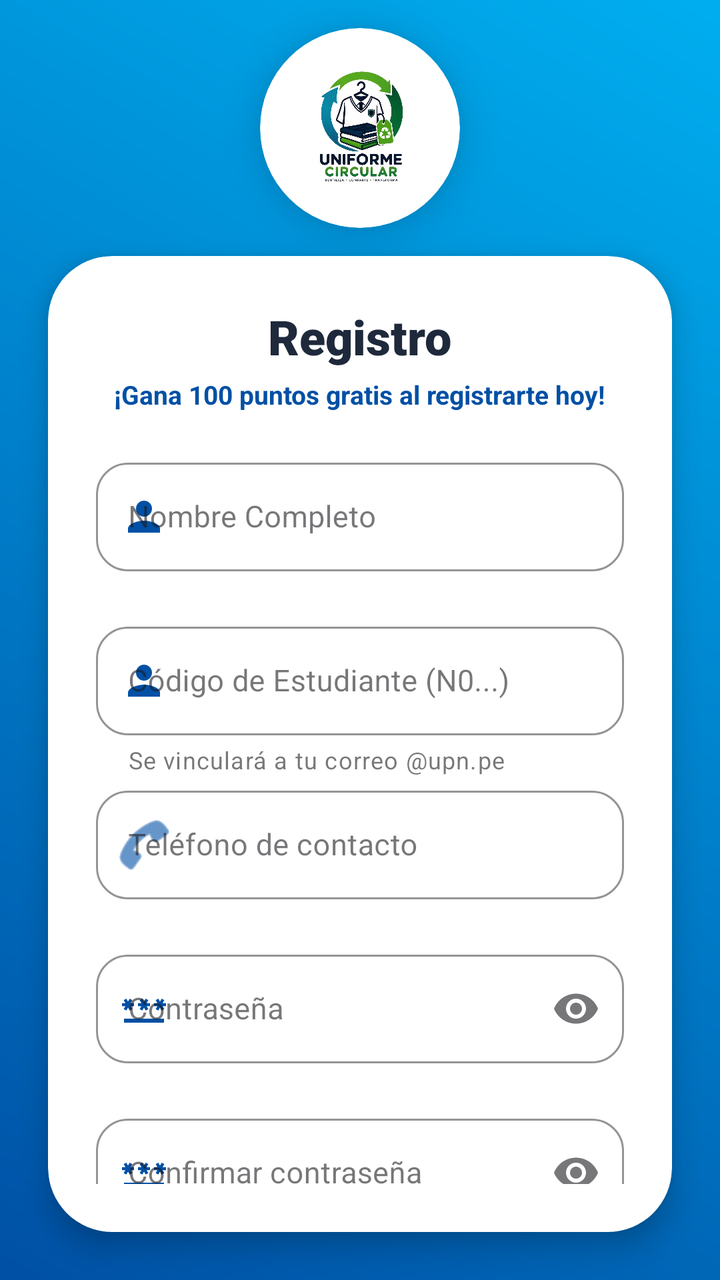
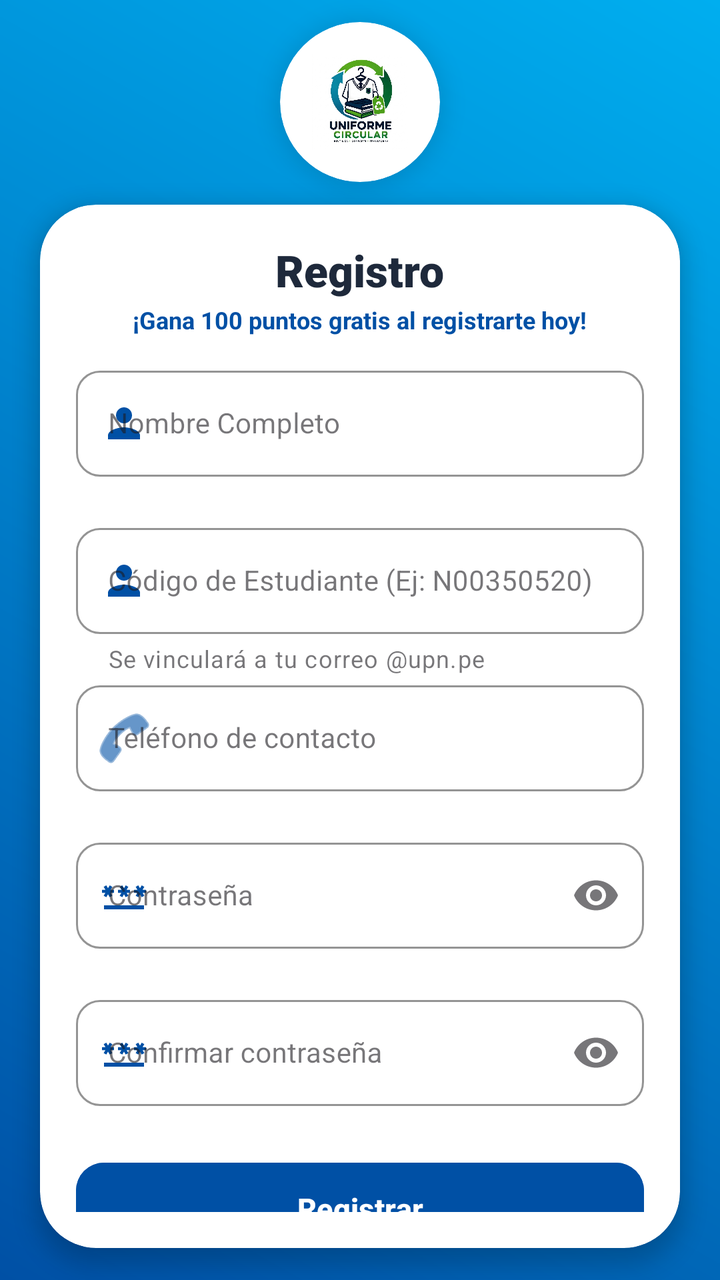

An Android layout rendered at two revisions. The XML below is the earlier revision; the diff shows what the commit changed to produce the second picture.
<!-- AndroidManifest.xml: application theme Theme.UniformeCircular -->
<!-- res/layout/activity_nuevo_registro.xml -->
<?xml version="1.0" encoding="utf-8"?>
<androidx.constraintlayout.widget.ConstraintLayout xmlns:android="http://schemas.android.com/apk/res/android"
    xmlns:app="http://schemas.android.com/apk/res-auto"
    xmlns:tools="http://schemas.android.com/tools"
    android:id="@+id/mainRegistro"
    android:layout_width="match_parent"
    android:layout_height="match_parent"
    android:background="@drawable/fondo_gradiente"
    android:clipChildren="false"
    android:clipToPadding="false"
    tools:context="com.example.uniformecircular.NuevoRegistro">

    
    <LinearLayout
        android:id="@+id/linearLayoutTop"
        android:layout_width="0dp"
        android:layout_height="0dp"
        android:gravity="center"
        android:orientation="vertical"
        android:clipChildren="false"
        android:clipToPadding="false"
        app:layout_constraintBottom_toTopOf="@id/linearLayoutBottom"
        app:layout_constraintEnd_toEndOf="parent"
        app:layout_constraintStart_toStartOf="parent"
        app:layout_constraintTop_toTopOf="parent"
        app:layout_constraintVertical_weight="1.0">

        <com.google.android.material.card.MaterialCardView
            android:id="@+id/imgLogoRegistro"
            android:layout_width="100dp"
            android:layout_height="100dp"
            app:cardCornerRadius="50dp"
            android:layout_gravity="center"
            android:transitionName="logo_shared"
            app:cardBackgroundColor="@color/white"
            app:cardElevation="12dp"
            app:strokeWidth="0dp">

            <ImageView
                android:layout_width="match_parent"
                android:layout_height="match_parent"
                android:contentDescription="@string/app_name"
                android:padding="18dp"
                android:scaleType="fitCenter"
                android:src="@drawable/logo_original" />
        </com.google.android.material.card.MaterialCardView>
    </LinearLayout>

    
    <LinearLayout
        android:id="@+id/linearLayoutBottom"
        android:layout_width="0dp"
        android:layout_height="0dp"
        android:orientation="vertical"
        android:clipChildren="false"
        android:clipToPadding="false"
        app:layout_constraintBottom_toBottomOf="parent"
        app:layout_constraintEnd_toEndOf="parent"
        app:layout_constraintStart_toStartOf="parent"
        app:layout_constraintTop_toBottomOf="@id/linearLayoutTop"
        app:layout_constraintVertical_weight="4.0">

        <com.google.android.material.card.MaterialCardView
            android:layout_width="match_parent"
            android:layout_height="wrap_content"
            android:layout_marginHorizontal="24dp"
            android:layout_marginBottom="24dp"
            app:cardBackgroundColor="@color/white"
            app:cardCornerRadius="32dp"
            app:cardElevation="8dp"
            app:strokeWidth="0dp">

            <LinearLayout
                android:layout_width="match_parent"
                android:layout_height="wrap_content"
                android:orientation="vertical"
                android:padding="24dp">

                <TextView
                    android:id="@+id/tvTitle"
                    android:layout_width="wrap_content"
                    android:layout_height="wrap_content"
                    android:layout_gravity="center"
                    android:text="@string/title_register"
                    android:textColor="@color/slate_800"
                    android:textSize="24sp"
                    android:fontFamily="sans-serif-black"
                    android:layout_marginBottom="4dp" />

                <TextView
                    android:id="@+id/subtituloRegistro"
                    android:layout_width="wrap_content"
                    android:layout_height="wrap_content"
                    android:layout_gravity="center"
                    android:text="@string/welcome_bonus_info"
                    android:textColor="@color/brand_blue"
                    android:textSize="13sp"
                    android:textStyle="bold"
                    android:layout_marginBottom="20dp"
                    android:gravity="center" />

                <androidx.core.widget.NestedScrollView
                    android:layout_width="match_parent"
                    android:layout_height="wrap_content"
                    android:maxHeight="380dp">

                    <LinearLayout
                        android:layout_width="match_parent"
                        android:layout_height="wrap_content"
                        android:orientation="vertical">
NN
                        
                        <com.google.android.material.textfield.TextInputLayout
                            android:id="@+id/nombreInputLayout"
                            style="@style/Widget.MaterialComponents.TextInputLayout.OutlinedBox"
                            android:layout_width="match_parent"
                            android:layout_height="wrap_content"
                            app:boxCornerRadiusBottomEnd="16dp"
                            app:boxCornerRadiusBottomStart="16dp"
                            app:boxCornerRadiusTopEnd="16dp"
                            app:boxCornerRadiusTopStart="16dp"
                            app:boxStrokeColor="@color/brand_blue"
                            app:startIconDrawable="@drawable/baseline_person_24"
                            app:startIconTint="@color/brand_blue"
                            android:hint="@string/hint_full_name"
                            app:hintTextColor="@color/brand_blue"
                            app:errorEnabled="true">

                            <com.google.android.material.textfield.TextInputEditText
                                android:id="@+id/nombre"
                                android:layout_width="match_parent"
                                android:layout_height="wrap_content"
                                android:inputType="textCapWords|textPersonName"
                                android:textColor="@color/slate_800"
                                android:textSize="15sp" />
                        </com.google.android.material.textfield.TextInputLayout>

                        
                        <com.google.android.material.textfield.TextInputLayout
                            android:id="@+id/usuarioInputLayout"
                            style="@style/Widget.MaterialComponents.TextInputLayout.OutlinedBox"
                            android:layout_width="match_parent"
                            android:layout_height="wrap_content"
                            android:layout_marginTop="2dp"
                            app:boxCornerRadiusBottomEnd="16dp"
                            app:boxCornerRadiusBottomStart="16dp"
                            app:boxCornerRadiusTopEnd="16dp"
                            app:boxCornerRadiusTopStart="16dp"
                            app:boxStrokeColor="@color/brand_blue"
                            app:startIconDrawable="@drawable/baseline_person_24"
                            app:startIconTint="@color/brand_blue"
                            android:hint="@string/hint_username"
                            app:hintTextColor="@color/brand_blue"
                            app:helperText="@string/helper_text_username"
                            app:helperTextEnabled="true"
                            app:errorEnabled="true">

                            <com.google.android.material.textfield.TextInputEditText
                                android:id="@+id/usuario"
                                android:layout_width="match_parent"
                                android:layout_height="wrap_content"
                                android:inputType="textPersonName"
                                android:textColor="@color/slate_800"
                                android:textSize="15sp" />
                        </com.google.android.material.textfield.TextInputLayout>

                        
                        <com.google.android.material.textfield.TextInputLayout
                            android:id="@+id/phoneInputLayout"
                            style="@style/Widget.MaterialComponents.TextInputLayout.OutlinedBox"
                            android:layout_width="match_parent"
                            android:layout_height="wrap_content"
                            android:layout_marginTop="2dp"
                            app:boxCornerRadiusBottomEnd="16dp"
                            app:boxCornerRadiusBottomStart="16dp"
                            app:boxCornerRadiusTopEnd="16dp"
                            app:boxCornerRadiusTopStart="16dp"
                            app:boxStrokeColor="@color/brand_blue"
                            app:startIconDrawable="@android:drawable/ic_menu_call"
                            app:startIconTint="@color/brand_blue"
                            android:hint="@string/hint_phone"
                            app:hintTextColor="@color/brand_blue"
                            app:errorEnabled="true">

                            <com.google.android.material.textfield.TextInputEditText
                                android:id="@+id/telefono"
                                android:layout_width="match_parent"
                                android:layout_height="wrap_content"
                                android:inputType="phone"
                                android:textColor="@color/slate_800"
                                android:textSize="15sp" />
                        </com.google.android.material.textfield.TextInputLayout>

                        
                        <com.google.android.material.textfield.TextInputLayout
                            android:id="@+id/passwordInputLayout"
                            style="@style/Widget.MaterialComponents.TextInputLayout.OutlinedBox"
                            android:layout_width="match_parent"
                            android:layout_height="wrap_content"
                            android:layout_marginTop="2dp"
                            app:boxCornerRadiusBottomEnd="16dp"
                            app:boxCornerRadiusBottomStart="16dp"
                            app:boxCornerRadiusTopEnd="16dp"
                            app:boxCornerRadiusTopStart="16dp"
                            app:boxStrokeColor="@color/brand_blue"
                            app:startIconDrawable="@drawable/baseline_password_24"
                            app:startIconTint="@color/brand_blue"
                            app:endIconMode="password_toggle"
                            android:hint="@string/hint_password"
                            app:hintTextColor="@color/brand_blue"
                            app:errorEnabled="true">

                            <com.google.android.material.textfield.TextInputEditText
                                android:id="@+id/password"
                                android:layout_width="match_parent"
                                android:layout_height="wrap_content"
                                android:inputType="textPassword"
                                android:textColor="@color/slate_800"
                                android:textSize="15sp" />
                        </com.google.android.material.textfield.TextInputLayout>

                        
                        <com.google.android.material.textfield.TextInputLayout
                            android:id="@+id/repPasswordInputLayout"
                            style="@style/Widget.MaterialComponents.TextInputLayout.OutlinedBox"
                            android:layout_width="match_parent"
                            android:layout_height="wrap_content"
                            android:layout_marginTop="2dp"
                            app:boxCornerRadiusBottomEnd="16dp"
                            app:boxCornerRadiusBottomStart="16dp"
                            app:boxCornerRadiusTopEnd="16dp"
                            app:boxCornerRadiusTopStart="16dp"
                            app:boxStrokeColor="@color/brand_blue"
                            app:startIconDrawable="@drawable/baseline_password_24"
                            app:startIconTint="@color/brand_blue"
                            app:endIconMode="password_toggle"
                            android:hint="@string/hint_confirm_password"
                            app:hintTextColor="@color/brand_blue"
                            app:errorEnabled="true">

                            <com.google.android.material.textfield.TextInputEditText
                                android:id="@+id/rep_password"
                                android:layout_width="match_parent"
                                android:layout_height="wrap_content"
                                android:inputType="textPassword"
                                android:textColor="@color/slate_800"
                                android:textSize="15sp" />
                        </com.google.android.material.textfield.TextInputLayout>

                        
                        <com.google.android.material.button.MaterialButton
                            android:id="@+id/btnRegistrarUsuario"
                            android:layout_width="match_parent"
                            android:layout_height="56dp"
                            android:layout_marginTop="8dp"
                            android:backgroundTint="@color/brand_blue"
                            android:text="@string/btn_register"
                            android:textAllCaps="false"
                            android:textColor="@color/white"
                            android:textSize="16sp"
                            android:textStyle="bold"
                            app:cornerRadius="16dp"
                            app:elevation="4dp" />

                        
                        <com.google.android.material.button.MaterialButton
                            android:id="@+id/btnVolverLogin"
                            style="@style/Widget.MaterialComponents.Button.TextButton"
                            android:layout_width="match_parent"
                            android:layout_height="wrap_content"
                            android:layout_marginTop="8dp"
                            android:text="@string/btn_back_to_login"
                            android:textAllCaps="false"
                            android:textColor="@color/brand_blue"
                            android:textSize="14sp"
                            android:textStyle="bold" />

                    </LinearLayout>
                </androidx.core.widget.NestedScrollView>
            </LinearLayout>
        </com.google.android.material.card.MaterialCardView>

        
        <TextView
            android:layout_width="wrap_content"
            android:layout_height="wrap_content"
            android:layout_gravity="center"
            android:text="@string/login_footer_slogan"
            android:textColor="@color/white"
            android:textSize="12sp"
            android:alpha="0.8" />
    </LinearLayout>

</androidx.constraintlayout.widget.ConstraintLayout>
<!-- resources referenced by this layout -->
<resources>
  <color name="brand_blue">#0050A5</color>
  <color name="slate_800">#1E293B</color>
  <color name="white">#FFFFFFFF</color>
  <!-- drawable baseline_password_24 (drawable) -->
  <vector xmlns:android="http://schemas.android.com/apk/res/android" android:height="24dp" android:tint="#000000" android:viewportHeight="24" android:viewportWidth="24" android:width="24dp">
        
      <path android:fillColor="@android:color/white"
          android:pathData="M2,17h20v2H2V17zM3.15,12.95L4,11.47l0.85,1.48l1.3,-0.75L5.3,10.72H7v-1.5H5.3l0.85,-1.47L4.85,7L4,8.47L3.15,7l-1.3,0.75L2.7,9.22H1v1.5h1.7L1.85,12.2L3.15,12.95zM9.85,12.2l1.3,0.75L12,11.47l0.85,1.48l1.3,-0.75l-0.85,-1.48H15v-1.5h-1.7l0.85,-1.47L12.85,7L12,8.47L11.15,7l-1.3,0.75l0.85,1.47H9v1.5h1.7L9.85,12.2zM23,9.22h-1.7l0.85,-1.47L20.85,7L20,8.47L19.15,7l-1.3,0.75l0.85,1.47H17v1.5h1.7l-0.85,1.48l1.3,0.75L20,11.47l0.85,1.48l1.3,-0.75l-0.85,-1.48H23V9.22z"/>
      
  </vector>
  <!-- drawable baseline_person_24 (drawable) -->
  <vector xmlns:android="http://schemas.android.com/apk/res/android" android:height="24dp" android:tint="#000000" android:viewportHeight="24" android:viewportWidth="24" android:width="24dp">
        
      <path android:fillColor="@android:color/white" android:pathData="M12,12c2.21,0 4,-1.79 4,-4s-1.79,-4 -4,-4 -4,1.79 -4,4 1.79,4 4,4zM12,14c-2.67,0 -8,1.34 -8,4v2h16v-2c0,-2.66 -5.33,-4 -8,-4z"/>
      
  </vector>
  <!-- drawable fondo_gradiente (drawable) -->
  <?xml version="1.0" encoding="utf-8"?>
  <shape xmlns:android="http://schemas.android.com/apk/res/android"
      android:shape="rectangle">
      <gradient
          android:angle="45"
          android:endColor="#00AEEF"
          android:startColor="#0050A5"
          android:type="linear" />
  </shape>
  <!-- drawable logo_original: png bitmap (drawable, 764537 bytes) -->
  <string name="app_name">UNIFORME CIRCULAR</string>
  <string name="btn_back_to_login">Volver al Login</string>
  <string name="btn_register">Registrar</string>
  <string name="helper_text_username">Se vinculará a tu correo @upn.pe</string>
  <string name="hint_confirm_password">Confirmar contraseña</string>
  <string name="hint_full_name">Nombre Completo</string>
  <string name="hint_password">Contraseña</string>
  <string name="hint_phone">Teléfono de contacto</string>
  <string name="hint_username">Código de Estudiante (N0...)</string>
  <string name="login_footer_slogan">Unidos por un campus sostenible</string>
  <string name="title_register">Registro</string>
  <string name="welcome_bonus_info">¡Gana 100 puntos gratis al registrarte hoy!</string>
  <style name="Theme.UniformeCircular" parent="Base.Theme.UniformeCircular">
          <item name="windowActionBar">false</item>
          <item name="windowNoTitle">true</item>
          <item name="android:windowActivityTransitions">true</item>
          <item name="android:windowContentTransitions">true</item>
  
          
          <item name="android:windowDrawsSystemBarBackgrounds">true</item>
          <item name="android:statusBarColor">@android:color/transparent</item>
          <item name="android:navigationBarColor">@android:color/transparent</item>
          <item name="android:windowTranslucentStatus">false</item>
          <item name="android:windowTranslucentNavigation">false</item>
  
          
          <item name="android:textColorHint">@color/hint_color</item>
      </style>
  <style name="Base.Theme.UniformeCircular" parent="Theme.Material3.Light.NoActionBar">
  
      </style>
  <color name="hint_color">#616161</color>
</resources>

<!-- the commit's change to res/layout/activity_nuevo_registro.xml (unified diff, before → after) -->
@@ -23,24 +23,24 @@
         app:layout_constraintEnd_toEndOf="parent"
         app:layout_constraintStart_toStartOf="parent"
         app:layout_constraintTop_toTopOf="parent"
-        app:layout_constraintVertical_weight="1.0">
+        app:layout_constraintVertical_weight="0.8">
 
         <com.google.android.material.card.MaterialCardView
             android:id="@+id/imgLogoRegistro"
-            android:layout_width="100dp"
-            android:layout_height="100dp"
-            app:cardCornerRadius="50dp"
+            android:layout_width="80dp"
+            android:layout_height="80dp"
+            app:cardCornerRadius="40dp"
             android:layout_gravity="center"
             android:transitionName="logo_shared"
             app:cardBackgroundColor="@color/white"
-            app:cardElevation="12dp"
+            app:cardElevation="8dp"
             app:strokeWidth="0dp">
 
             <ImageView
                 android:layout_width="match_parent"
                 android:layout_height="match_parent"
                 android:contentDescription="@string/app_name"
-                android:padding="18dp"
+                android:padding="16dp"
                 android:scaleType="fitCenter"
                 android:src="@drawable/logo_original" />
         </com.google.android.material.card.MaterialCardView>
@@ -58,23 +58,23 @@
         app:layout_constraintEnd_toEndOf="parent"
         app:layout_constraintStart_toStartOf="parent"
         app:layout_constraintTop_toBottomOf="@id/linearLayoutTop"
-        app:layout_constraintVertical_weight="4.0">
+        app:layout_constraintVertical_weight="4.2">
 
         <com.google.android.material.card.MaterialCardView
             android:layout_width="match_parent"
             android:layout_height="wrap_content"
-            android:layout_marginHorizontal="24dp"
-            android:layout_marginBottom="24dp"
+            android:layout_marginHorizontal="20dp"
+            android:layout_marginBottom="16dp"
             app:cardBackgroundColor="@color/white"
-            app:cardCornerRadius="32dp"
-            app:cardElevation="8dp"
+            app:cardCornerRadius="28dp"
+            app:cardElevation="6dp"
             app:strokeWidth="0dp">
 
             <LinearLayout
                 android:layout_width="match_parent"
                 android:layout_height="wrap_content"
                 android:orientation="vertical"
-                android:padding="24dp">
+                android:padding="18dp">
 
                 <TextView
                     android:id="@+id/tvTitle"
@@ -83,9 +83,9 @@
                     android:layout_gravity="center"
                     android:text="@string/title_register"
                     android:textColor="@color/slate_800"
-                    android:textSize="24sp"
+                    android:textSize="22sp"
                     android:fontFamily="sans-serif-black"
-                    android:layout_marginBottom="4dp" />
+                    android:layout_marginBottom="2dp" />
 
                 <TextView
                     android:id="@+id/subtituloRegistro"
@@ -94,31 +94,31 @@
                     android:layout_gravity="center"
                     android:text="@string/welcome_bonus_info"
                     android:textColor="@color/brand_blue"
-                    android:textSize="13sp"
+                    android:textSize="12sp"
                     android:textStyle="bold"
-                    android:layout_marginBottom="20dp"
+                    android:layout_marginBottom="12dp"
                     android:gravity="center" />
 
                 <androidx.core.widget.NestedScrollView
                     android:layout_width="match_parent"
                     android:layout_height="wrap_content"
-                    android:maxHeight="380dp">
+                    android:maxHeight="360dp">
 
                     <LinearLayout
                         android:layout_width="match_parent"
                         android:layout_height="wrap_content"
                         android:orientation="vertical">
-NN
+
                         
                         <com.google.android.material.textfield.TextInputLayout
                             android:id="@+id/nombreInputLayout"
                             style="@style/Widget.MaterialComponents.TextInputLayout.OutlinedBox"
                             android:layout_width="match_parent"
                             android:layout_height="wrap_content"
-                            app:boxCornerRadiusBottomEnd="16dp"
-                            app:boxCornerRadiusBottomStart="16dp"
-                            app:boxCornerRadiusTopEnd="16dp"
-                            app:boxCornerRadiusTopStart="16dp"
+                            app:boxCornerRadiusBottomEnd="12dp"
+                            app:boxCornerRadiusBottomStart="12dp"
+                            app:boxCornerRadiusTopEnd="12dp"
+                            app:boxCornerRadiusTopStart="12dp"
                             app:boxStrokeColor="@color/brand_blue"
                             app:startIconDrawable="@drawable/baseline_person_24"
                             app:startIconTint="@color/brand_blue"
@@ -132,7 +132,7 @@ NN
                                 android:layout_height="wrap_content"
                                 android:inputType="textCapWords|textPersonName"
                                 android:textColor="@color/slate_800"
-                                android:textSize="15sp" />
+                                android:textSize="14sp" />
                         </com.google.android.material.textfield.TextInputLayout>
 
                         
@@ -141,11 +141,11 @@ NN
                             style="@style/Widget.MaterialComponents.TextInputLayout.OutlinedBox"
                             android:layout_width="match_parent"
                             android:layout_height="wrap_content"
-                            android:layout_marginTop="2dp"
-                            app:boxCornerRadiusBottomEnd="16dp"
-                            app:boxCornerRadiusBottomStart="16dp"
-                            app:boxCornerRadiusTopEnd="16dp"
-                            app:boxCornerRadiusTopStart="16dp"
+                            android:layout_marginTop="0dp"
+                            app:boxCornerRadiusBottomEnd="12dp"
+                            app:boxCornerRadiusBottomStart="12dp"
+                            app:boxCornerRadiusTopEnd="12dp"
+                            app:boxCornerRadiusTopStart="12dp"
                             app:boxStrokeColor="@color/brand_blue"
                             app:startIconDrawable="@drawable/baseline_person_24"
                             app:startIconTint="@color/brand_blue"
@@ -161,7 +161,7 @@ NN
                                 android:layout_height="wrap_content"
                                 android:inputType="textPersonName"
                                 android:textColor="@color/slate_800"
-                                android:textSize="15sp" />
+                                android:textSize="14sp" />
                         </com.google.android.material.textfield.TextInputLayout>
 
                         
@@ -170,11 +170,11 @@ NN
                             style="@style/Widget.MaterialComponents.TextInputLayout.OutlinedBox"
                             android:layout_width="match_parent"
                             android:layout_height="wrap_content"
-                            android:layout_marginTop="2dp"
-                            app:boxCornerRadiusBottomEnd="16dp"
-                            app:boxCornerRadiusBottomStart="16dp"
-                            app:boxCornerRadiusTopEnd="16dp"
-                            app:boxCornerRadiusTopStart="16dp"
+                            android:layout_marginTop="0dp"
+                            app:boxCornerRadiusBottomEnd="12dp"
+                            app:boxCornerRadiusBottomStart="12dp"
+                            app:boxCornerRadiusTopEnd="12dp"
+                            app:boxCornerRadiusTopStart="12dp"
                             app:boxStrokeColor="@color/brand_blue"
                             app:startIconDrawable="@android:drawable/ic_menu_call"
                             app:startIconTint="@color/brand_blue"
@@ -188,7 +188,7 @@ NN
                                 android:layout_height="wrap_content"
                                 android:inputType="phone"
                                 android:textColor="@color/slate_800"
-                                android:textSize="15sp" />
+                                android:textSize="14sp" />
                         </com.google.android.material.textfield.TextInputLayout>
 
                         
@@ -197,11 +197,11 @@ NN
                             style="@style/Widget.MaterialComponents.TextInputLayout.OutlinedBox"
                             android:layout_width="match_parent"
                             android:layout_height="wrap_content"
-                            android:layout_marginTop="2dp"
-                            app:boxCornerRadiusBottomEnd="16dp"
-                            app:boxCornerRadiusBottomStart="16dp"
-                            app:boxCornerRadiusTopEnd="16dp"
-                            app:boxCornerRadiusTopStart="16dp"
+                            android:layout_marginTop="0dp"
+                            app:boxCornerRadiusBottomEnd="12dp"
+                            app:boxCornerRadiusBottomStart="12dp"
+                            app:boxCornerRadiusTopEnd="12dp"
+                            app:boxCornerRadiusTopStart="12dp"
                             app:boxStrokeColor="@color/brand_blue"
                             app:startIconDrawable="@drawable/baseline_password_24"
                             app:startIconTint="@color/brand_blue"
@@ -216,7 +216,7 @@ NN
                                 android:layout_height="wrap_content"
                                 android:inputType="textPassword"
                                 android:textColor="@color/slate_800"
-                                android:textSize="15sp" />
+                                android:textSize="14sp" />
                         </com.google.android.material.textfield.TextInputLayout>
 
                         
@@ -225,11 +225,11 @@ NN
                             style="@style/Widget.MaterialComponents.TextInputLayout.OutlinedBox"
                             android:layout_width="match_parent"
                             android:layout_height="wrap_content"
-                            android:layout_marginTop="2dp"
-                            app:boxCornerRadiusBottomEnd="16dp"
-                            app:boxCornerRadiusBottomStart="16dp"
-                            app:boxCornerRadiusTopEnd="16dp"
-                            app:boxCornerRadiusTopStart="16dp"
+                            android:layout_marginTop="0dp"
+                            app:boxCornerRadiusBottomEnd="12dp"
+                            app:boxCornerRadiusBottomStart="12dp"
+                            app:boxCornerRadiusTopEnd="12dp"
+                            app:boxCornerRadiusTopStart="12dp"
                             app:boxStrokeColor="@color/brand_blue"
                             app:startIconDrawable="@drawable/baseline_password_24"
                             app:startIconTint="@color/brand_blue"
@@ -244,22 +244,22 @@ NN
                                 android:layout_height="wrap_content"
                                 android:inputType="textPassword"
                                 android:textColor="@color/slate_800"
-                                android:textSize="15sp" />
+                                android:textSize="14sp" />
                         </com.google.android.material.textfield.TextInputLayout>
 
                         
                         <com.google.android.material.button.MaterialButton
                             android:id="@+id/btnRegistrarUsuario"
                             android:layout_width="match_parent"
-                            android:layout_height="56dp"
-                            android:layout_marginTop="8dp"
+                            android:layout_height="54dp"
+                            android:layout_marginTop="4dp"
                             android:backgroundTint="@color/brand_blue"
                             android:text="@string/btn_register"
                             android:textAllCaps="false"
                             android:textColor="@color/white"
-                            android:textSize="16sp"
+                            android:textSize="15sp"
                             android:textStyle="bold"
-                            app:cornerRadius="16dp"
+                            app:cornerRadius="14dp"
                             app:elevation="4dp" />
 
                         
@@ -268,11 +268,11 @@ NN
                             style="@style/Widget.MaterialComponents.Button.TextButton"
                             android:layout_width="match_parent"
                             android:layout_height="wrap_content"
-                            android:layout_marginTop="8dp"
+                            android:layout_marginTop="2dp"
                             android:text="@string/btn_back_to_login"
                             android:textAllCaps="false"
                             android:textColor="@color/brand_blue"
-                            android:textSize="14sp"
+                            android:textSize="13sp"
                             android:textStyle="bold" />
 
                     </LinearLayout>
<!-- resource entries referenced after the edit -->
@@ -35,7 +35,7 @@
   <string name="hint_full_name">Nombre Completo</string>
   <string name="hint_password">Contraseña</string>
   <string name="hint_phone">Teléfono de contacto</string>
-  <string name="hint_username">Código de Estudiante (N0...)</string>
+  <string name="hint_username">Código de Estudiante (Ej: N00350520)</string>
   <string name="login_footer_slogan">Unidos por un campus sostenible</string>
   <string name="title_register">Registro</string>
   <string name="welcome_bonus_info">¡Gana 100 puntos gratis al registrarte hoy!</string>
